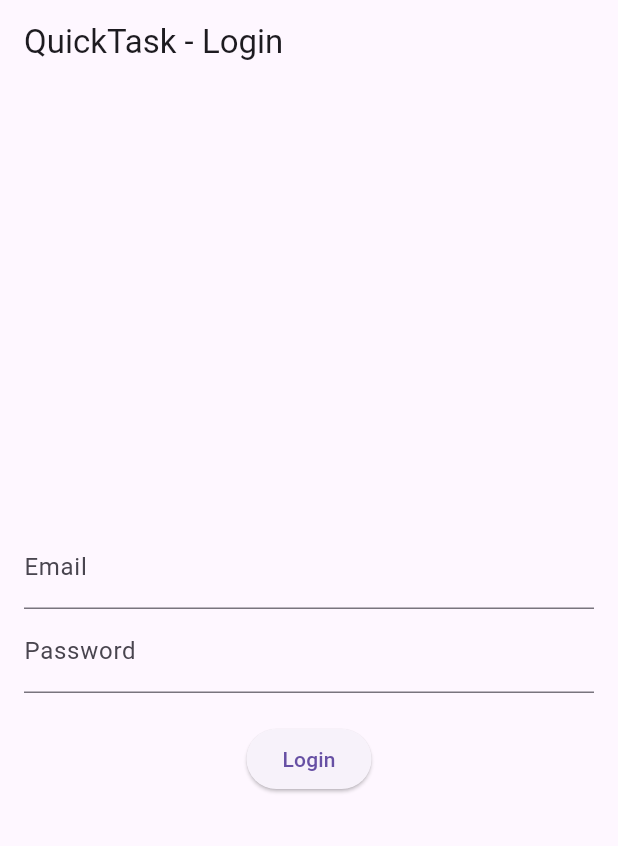
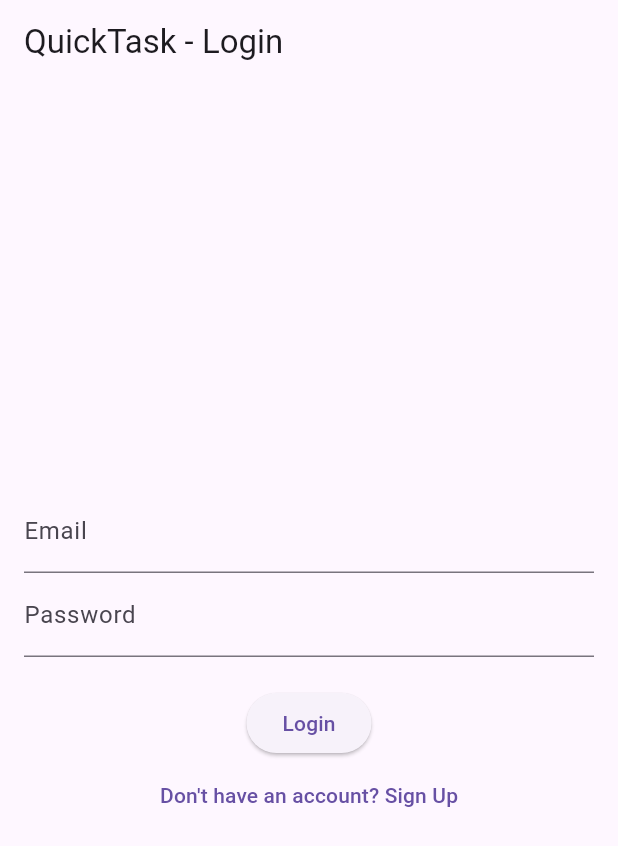
Before and after one commit to 2023mt93153/2023mt93153, a Flutter app: the screen it shows after launch, on a phone screen of 412 x 824 dp. Shown: the top 846 px of the screen. Run offline on Flutter 3.47's test engine with Material 3 defaults, Android fonts, the light colour scheme and no system bars.

Commit message:
Update auth_screen.dart

```diff
--- a/lib/screens/auth_screen.dart
+++ b/lib/screens/auth_screen.dart
@@ -1,33 +1,74 @@
 import 'package:flutter/material.dart';
-import 'package:quicktask/screens/task_list_screen.dart';  // Ensure this import is correct
+import 'package:quicktask/screens/task_list_screen.dart';
+import 'package:quicktask/services/api_service.dart'; // Import the ApiService
 
-class AuthScreen extends StatelessWidget {
+class AuthScreen extends StatefulWidget {
+  @override
+  _AuthScreenState createState() => _AuthScreenState();
+}
+
+class _AuthScreenState extends State<AuthScreen> {
+  final TextEditingController _emailController = TextEditingController();
+  final TextEditingController _passwordController = TextEditingController();
+  bool isSignUp = false; // Toggle between Sign-Up and Login
+
+  Future<void> _submit() async {
+    final email = _emailController.text;
+    final password = _passwordController.text;
+
+    if (email.isEmpty || password.isEmpty) {
+      ScaffoldMessenger.of(context).showSnackBar(SnackBar(content: Text('Please enter both email and password')));
+      return;
+    }
+
+    try {
+      if (isSignUp) {
+        await ApiService.signUp(email, password);
+        ScaffoldMessenger.of(context).showSnackBar(SnackBar(content: Text('Sign-up successful!')));
+        // Navigate to the login page after successful sign-up
+        setState(() {
+          isSignUp = false;
+        });
+      } else {
+        await ApiService.logIn(email, password);
+        ScaffoldMessenger.of(context).showSnackBar(SnackBar(content: Text('Login successful!')));
+        Navigator.pushReplacementNamed(context, '/tasks');  // Navigate to Task List Screen
+      }
+    } catch (e) {
+      ScaffoldMessenger.of(context).showSnackBar(SnackBar(content: Text('Error: $e')));
+    }
+  }
+
   @override
   Widget build(BuildContext context) {
     return Scaffold(
-      appBar: AppBar(title: Text('QuickTask - Login')),
+      appBar: AppBar(title: Text(isSignUp ? 'QuickTask - Sign Up' : 'QuickTask - Login')),
       body: Padding(
         padding: const EdgeInsets.all(16.0),
         child: Column(
           mainAxisAlignment: MainAxisAlignment.center,
           children: [
             TextField(
+              controller: _emailController,
               decoration: InputDecoration(labelText: 'Email'),
             ),
             TextField(
+              controller: _passwordController,
               decoration: InputDecoration(labelText: 'Password'),
               obscureText: true,
             ),
             SizedBox(height: 20),
             ElevatedButton(
+              onPressed: _submit,
+              child: Text(isSignUp ? 'Sign Up' : 'Login'),
+            ),
+            TextButton(
               onPressed: () {
-                // Navigate to TaskListScreen
-                Navigator.push(
-                  context,
-                  MaterialPageRoute(builder: (context) => TaskListScreen()),
-                );
+                setState(() {
+                  isSignUp = !isSignUp; // Toggle between sign up and login
+                });
               },
-              child: Text('Login'),
+              child: Text(isSignUp ? 'Already have an account? Login' : 'Don\'t have an account? Sign Up'),
             ),
           ],
         ),
```
